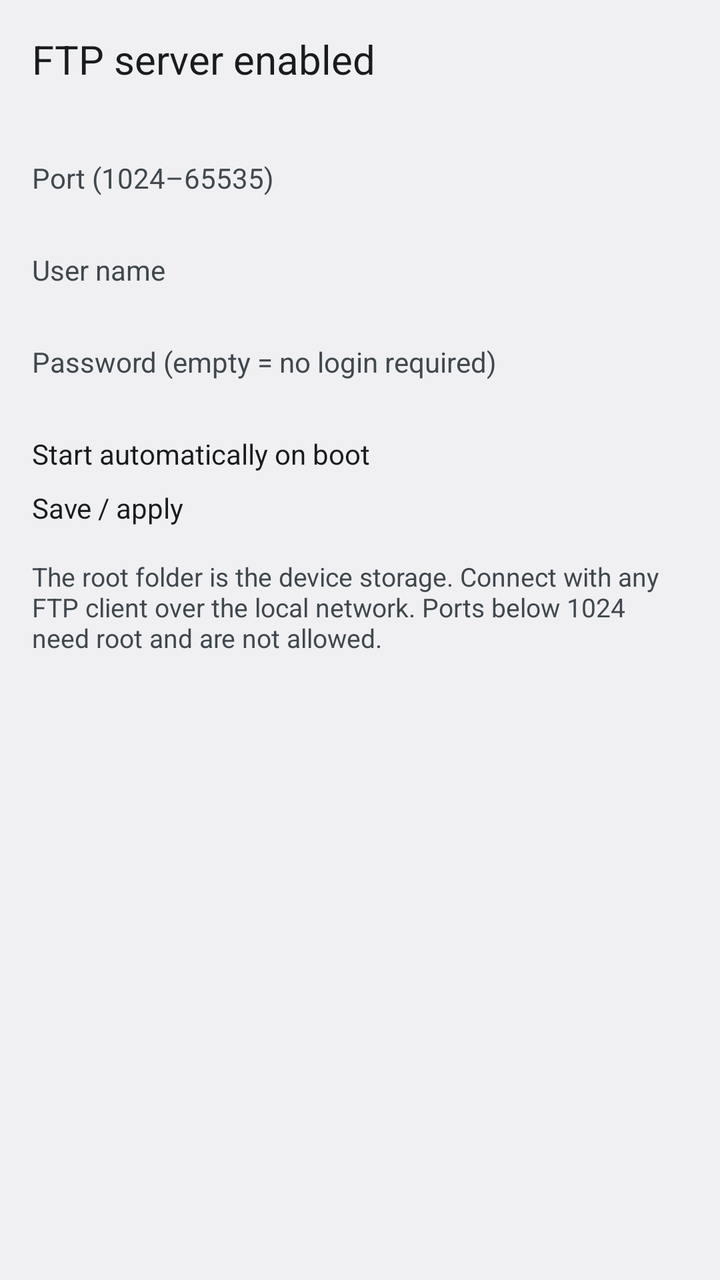
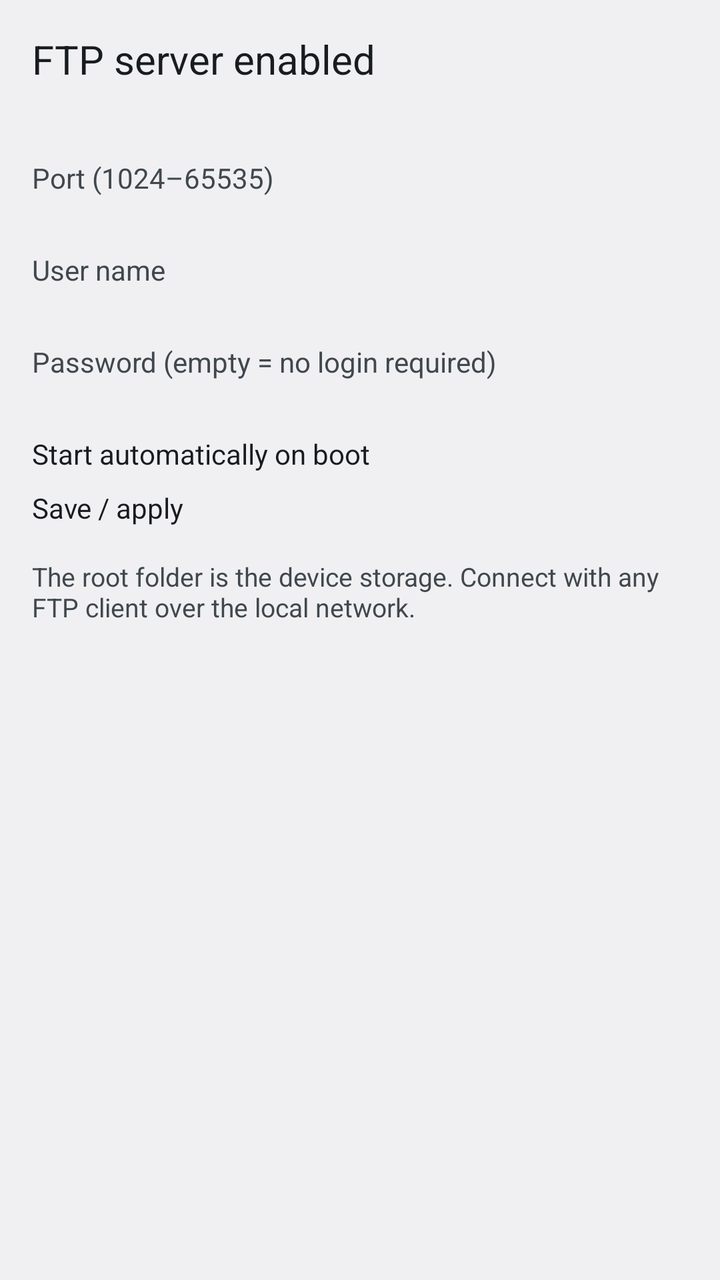

Screens rendered from an Android XML layout before and after an edit, with the pre-edit source and the edit as a unified diff.
<!-- AndroidManifest.xml: application theme AppTheme -->
<!-- res/layout/activity_main.xml -->
<?xml version="1.0" encoding="utf-8"?>
<ScrollView xmlns:android="http://schemas.android.com/apk/res/android"
    android:layout_width="match_parent"
    android:layout_height="match_parent">

    <LinearLayout
        android:layout_width="match_parent"
        android:layout_height="wrap_content"
        android:orientation="vertical"
        android:padding="16dp">

        <CheckBox
            android:id="@+id/cb_enable"
            android:layout_width="match_parent"
            android:layout_height="wrap_content"
            android:text="@string/enable"
            android:textSize="20sp" />

        <TextView
            android:id="@+id/tv_status"
            android:layout_width="match_parent"
            android:layout_height="wrap_content"
            android:paddingBottom="12dp"
            android:paddingLeft="4dp"
            android:paddingTop="4dp"
            android:textIsSelectable="true"
            android:textSize="15sp" />

        <TextView
            android:layout_width="wrap_content"
            android:layout_height="wrap_content"
            android:text="@string/port"
            android:textColor="?android:attr/textColorSecondary" />

        <EditText
            android:id="@+id/et_port"
            android:layout_width="match_parent"
            android:layout_height="wrap_content"
            android:inputType="number"
            android:maxLength="5" />

        <TextView
            android:layout_width="wrap_content"
            android:layout_height="wrap_content"
            android:layout_marginTop="8dp"
            android:text="@string/user"
            android:textColor="?android:attr/textColorSecondary" />

        <EditText
            android:id="@+id/et_user"
            android:layout_width="match_parent"
            android:layout_height="wrap_content"
            android:inputType="textNoSuggestions"
            android:maxLines="1" />

        <TextView
            android:layout_width="wrap_content"
            android:layout_height="wrap_content"
            android:layout_marginTop="8dp"
            android:text="@string/pass"
            android:textColor="?android:attr/textColorSecondary" />

        <EditText
            android:id="@+id/et_pass"
            android:layout_width="match_parent"
            android:layout_height="wrap_content"
            android:inputType="textNoSuggestions"
            android:maxLines="1" />

        <CheckBox
            android:id="@+id/cb_autostart"
            android:layout_width="match_parent"
            android:layout_height="wrap_content"
            android:layout_marginTop="8dp"
            android:text="@string/autostart" />

        <Button
            android:id="@+id/btn_save"
            android:layout_width="match_parent"
            android:layout_height="wrap_content"
            android:layout_marginTop="8dp"
            android:text="@string/save" />

        <TextView
            android:layout_width="match_parent"
            android:layout_height="wrap_content"
            android:layout_marginTop="16dp"
            android:text="@string/hint"
            android:textColor="?android:attr/textColorSecondary"
            android:textSize="13sp" />
    </LinearLayout>
</ScrollView>
<!-- resources referenced by this layout -->
<resources>
  <string name="autostart">Start automatically on boot</string>
  <string name="enable">FTP server enabled</string>
  <string name="hint">The root folder is the device storage. Connect with any FTP client over the local network. Ports below 1024 need root and are not allowed.</string>
  <string name="pass">Password (empty = no login required)</string>
  <string name="port">Port (1024–65535)</string>
  <string name="save">Save / apply</string>
  <string name="user">User name</string>
  <style name="AppTheme" parent="android:Theme.DeviceDefault.Light" />
</resources>

<!-- the commit's change to res/layout/activity_main.xml (unified diff, before → after) -->
@@ -88,5 +88,13 @@
             android:text="@string/hint"
             android:textColor="?android:attr/textColorSecondary"
             android:textSize="13sp" />
+
+        <TextView
+            android:id="@+id/tv_version"
+            android:layout_width="match_parent"
+            android:layout_height="wrap_content"
+            android:layout_marginTop="8dp"
+            android:textColor="?android:attr/textColorSecondary"
+            android:textSize="13sp" />
     </LinearLayout>
 </ScrollView>
<!-- resource entries referenced after the edit -->
@@ -2,7 +2,7 @@
 <resources>
   <string name="autostart">Start automatically on boot</string>
   <string name="enable">FTP server enabled</string>
-  <string name="hint">The root folder is the device storage. Connect with any FTP client over the local network. Ports below 1024 need root and are not allowed.</string>
+  <string name="hint">The root folder is the device storage. Connect with any FTP client over the local network.</string>
   <string name="pass">Password (empty = no login required)</string>
   <string name="port">Port (1024–65535)</string>
   <string name="save">Save / apply</string>
